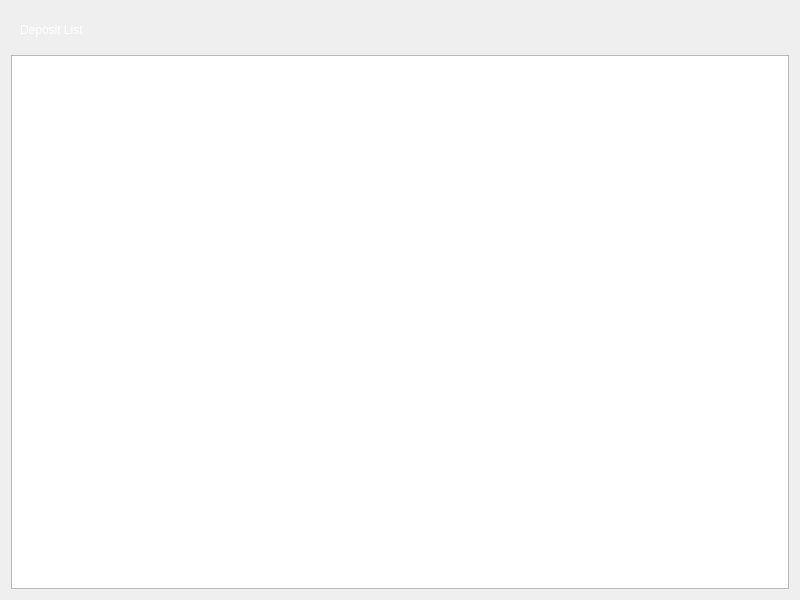
First picture: the form in penyamanager/admin/depositlistview.ui, repository eguzki/penyamanager, before the edit.
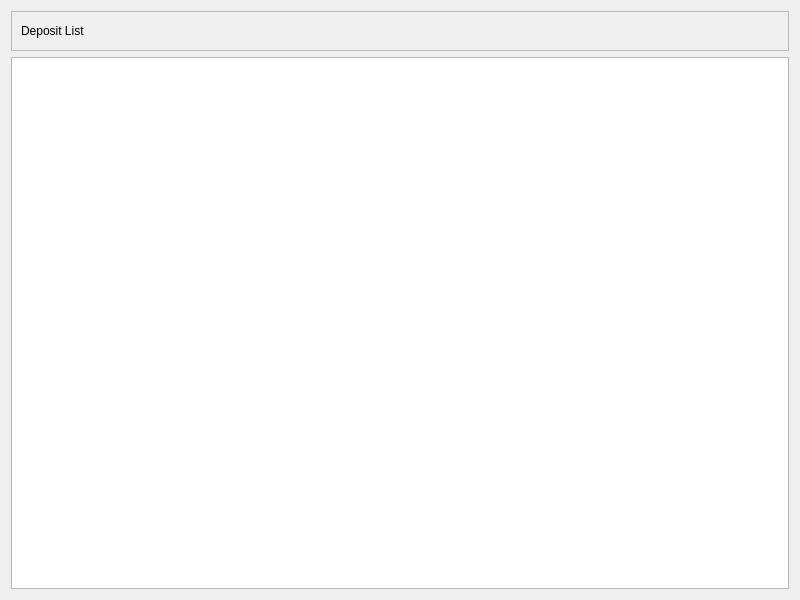
Second picture: the form after the edit.

What changed in the file:
```diff
--- a/penyamanager/admin/depositlistview.ui
+++ b/penyamanager/admin/depositlistview.ui
@@ -14,7 +14,7 @@
    <string>Form</string>
   </property>
   <property name="styleSheet">
-   <string notr="true">#topFrame {
+   <string notr="true">/*#topFrame {
 border: none;
 background: qlineargradient(x1: 0, y1: 0, x2: 0, y2: 1,
 stop: 0 #a6a6a6, stop: 0.08 #7f7f7f,
@@ -53,7 +53,7 @@
 fx: 0.4, fy: -0.1,
 radius: 1.35, stop: 0 #fff, stop: 1 #ddd);
 }
-</string>
+*/</string>
   </property>
   <layout class="QVBoxLayout" name="verticalLayout">
    <item>
```
